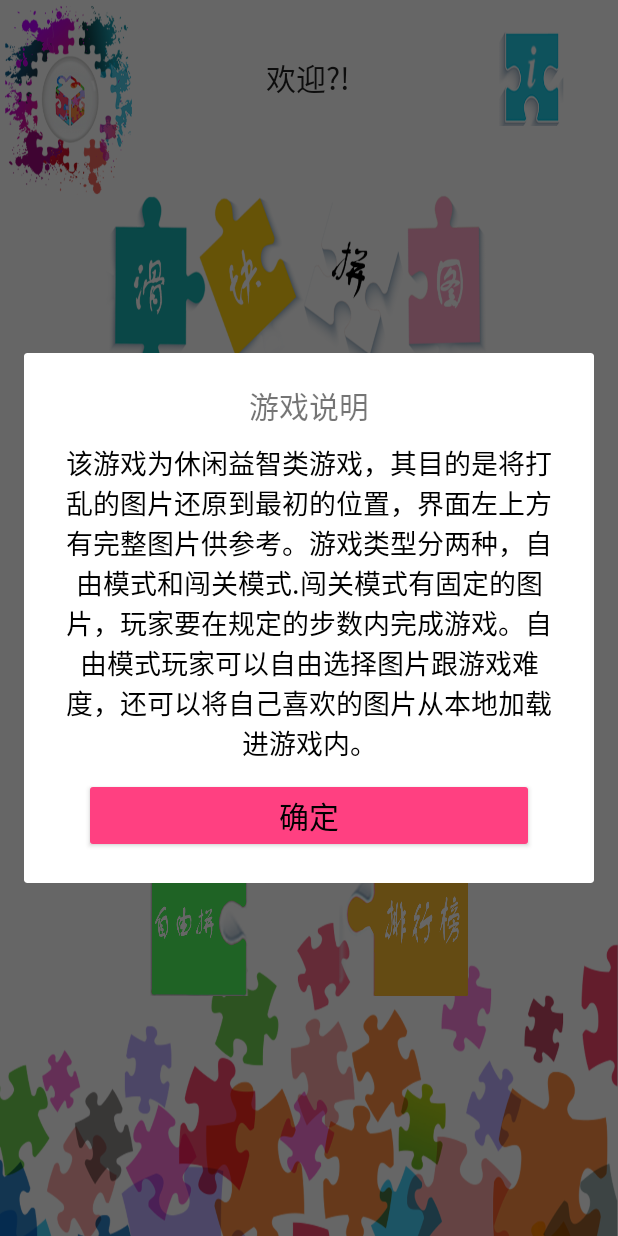
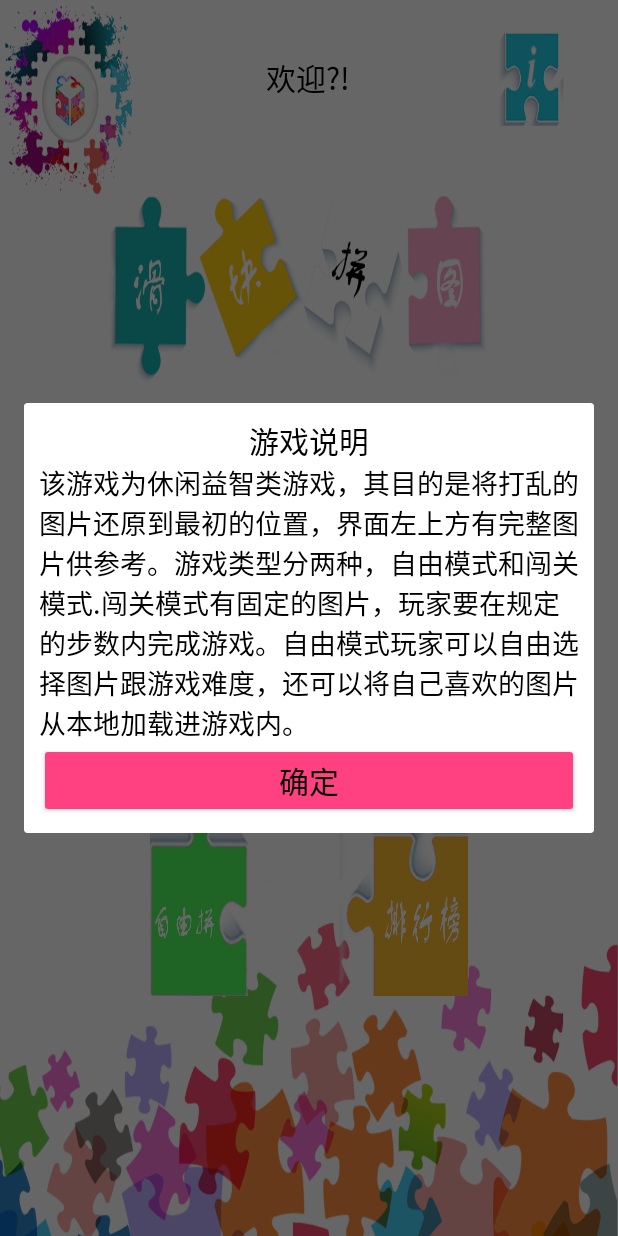
Before and after one commit to MFunction96/Puzzle, an Android app: the PreloadActivity screen opened directly, with no data from a screen before it, after a tap on an icon or button, on a phone screen of 412 x 824 dp. Run offline under Robolectric (Android 15) with nearby library versions, the phone set to English and light mode, and no system bars; Roboto replaces fonts that are not available here; 2 statements that could not run were skipped.

Commit message:
布局细节优化

```diff
--- a/app/src/main/res/layout/dialog1.xml
+++ b/app/src/main/res/layout/dialog1.xml
@@ -2,7 +2,7 @@
 <LinearLayout xmlns:android="http://schemas.android.com/apk/res/android"
     style="@style/AppTheme"
     android:layout_width="match_parent"
-    android:layout_height="match_parent"
+    android:layout_height="wrap_content"
     android:paddingBottom="10dip"
     android:paddingLeft="10dip"
     android:paddingRight="10dip"
@@ -14,20 +14,16 @@
     <TextView
         android:id="@+id/diatitle"
         android:layout_width="match_parent"
-        android:layout_height="0dip"
+        android:layout_height="wrap_content"
         android:gravity="center"
-        android:layout_weight="1"
-        android:layout_marginTop="10dp"
         android:text="@string/descriptions"
         android:textSize="20sp" />
 
     <TextView
         android:id="@+id/tv_intro"
         android:layout_width="match_parent"
-        android:layout_height="0dip"
-        android:layout_weight="13"
-        android:gravity="center"
-        android:layout_margin="10dp"
+        android:layout_height="wrap_content"
+        android:gravity="center_vertical"
         android:text="@string/introduce"
         android:textColor="@android:color/black"
         android:textSize="18sp" />
@@ -37,12 +33,8 @@
         android:id="@+id/btSure"
         style="@style/Widget.AppCompat.Button.Colored"
         android:layout_width="match_parent"
-        android:layout_height="0dip"
+        android:layout_height="wrap_content"
         android:layout_gravity="center"
-        android:layout_marginBottom="10dp"
-        android:layout_marginLeft="30dp"
-        android:layout_marginRight="30dp"
-        android:layout_weight="1"
         android:text="@string/ok"
         android:textColor="@android:color/black" />
 
--- a/app/src/main/res/layout/list_layout2.xml
+++ b/app/src/main/res/layout/list_layout2.xml
@@ -13,7 +13,7 @@
         android:adjustViewBounds="true"
         android:contentDescription="@string/description"
         android:gravity="center"
-        android:maxHeight="60dip"
+        android:maxHeight="35dip"
         android:scaleType="centerInside" />
 
     <TextView
--- a/app/src/main/res/values/strings.xml
+++ b/app/src/main/res/values/strings.xml
@@ -16,7 +16,7 @@
     <string name="s">s</string>
     <string name="timepast">逝去时间：</string>
     <string name="record">最快记录：</string>
-    <string name="winner">记录创建者：</string>
+    <string name="winner">记录创建：</string>
     <string name="current">当前玩家：</string>
     <string name="username">用户名：</string>
     <string name="usernamehint">请输入用户名</string>
--- a/app/src/main/res/values/styles.xml
+++ b/app/src/main/res/values/styles.xml
@@ -7,6 +7,7 @@
         <item name="colorPrimaryDark">@color/colorPrimaryDark</item>
         <item name="colorAccent">@color/colorAccent</item>
         <item name="android:textSize">20sp</item>
+        <item name="android:textColor">@color/black</item>
     </style>
 
     <style name="dialog" parent="@android:style/Theme.Dialog">
```
Also changed, not shown: app/src/main/res/layout/activity_free_mode.xml (+4 -4 lines), app/src/main/res/layout/dialog2.xml (+5 -9 lines).
